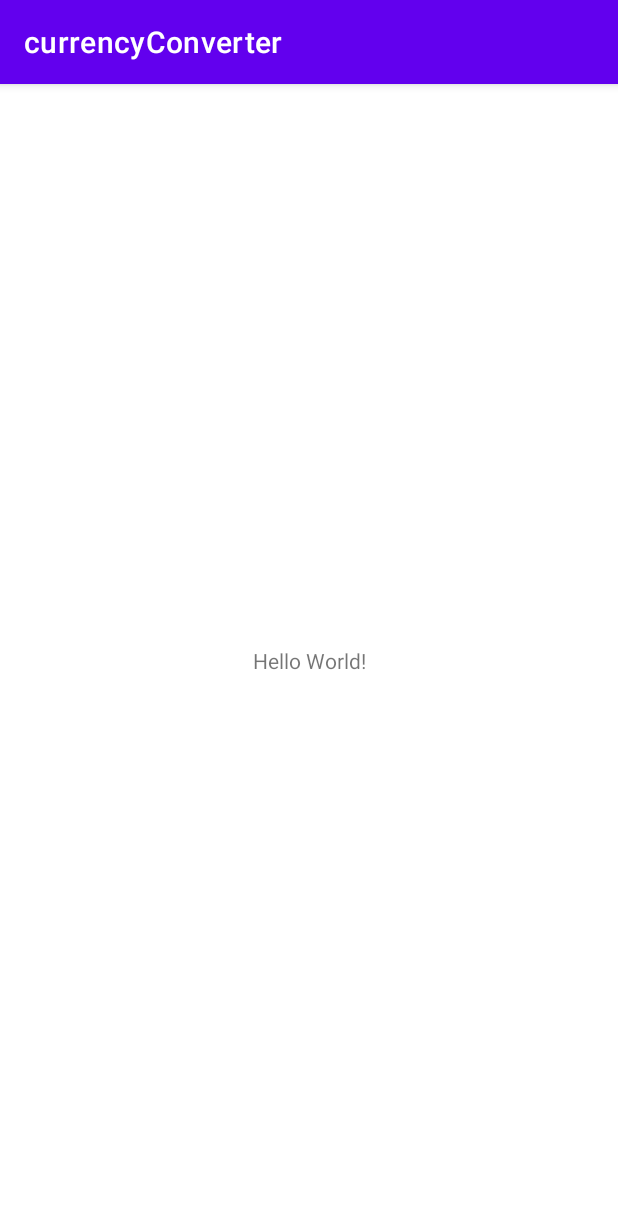
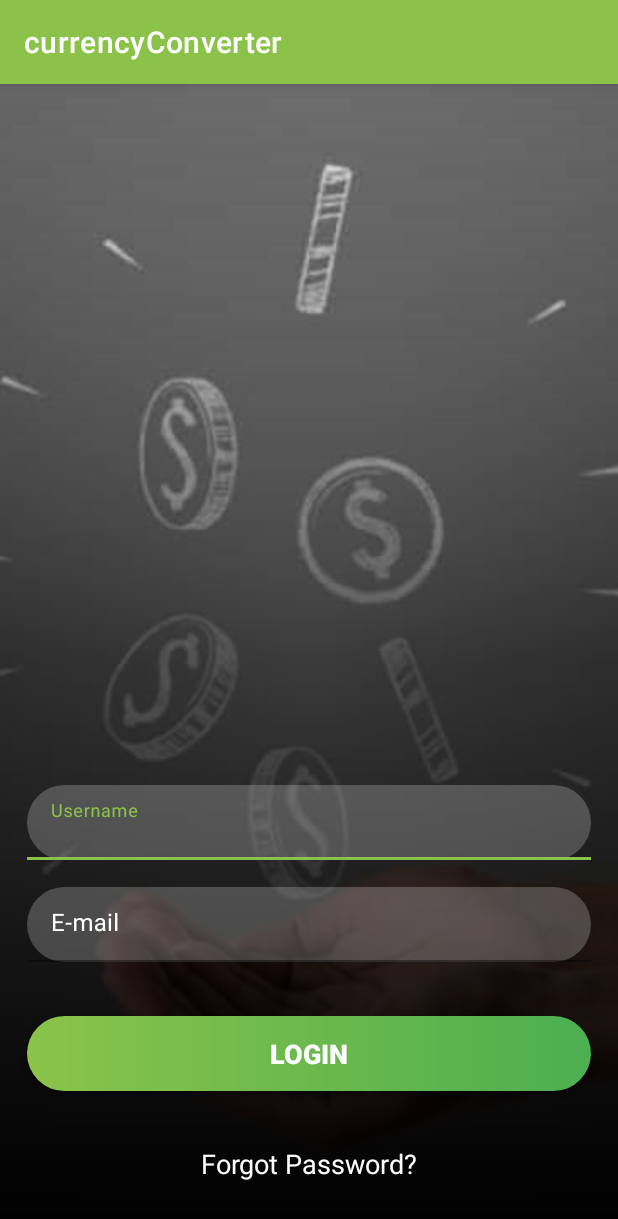
Before and after one commit to RNasserB/currencyConverter, an Android app: the screen it shows after launch (MainActivity), on a phone screen of 412 x 824 dp. Shown: the top 1219 px of the screen. Run offline under Robolectric (Android 15) with nearby library versions, the phone set to English and light mode, and no system bars.

Commit message:
Login Screen

```diff
--- a/app/src/main/java/com/rnasser/currencyconverter/MainActivity.kt
+++ b/app/src/main/java/com/rnasser/currencyconverter/MainActivity.kt
@@ -9,10 +9,4 @@ class MainActivity : AppCompatActivity() {
         setContentView(R.layout.activity_main)
     }
 
-    fun soma(num1: Int, num2: Int) {
-        var somei = num1 + num2
-        println(somei)
-    }
-
-
-}
+ }
--- /dev/null
+++ b/app/src/main/res/drawable/bg_button_normal.xml
@@ -0,0 +1,11 @@
+<?xml version="1.0" encoding="utf-8"?>
+<shape xmlns:android="http://schemas.android.com/apk/res/android"
+    android:shape="rectangle">
+
+    <gradient
+        android:angle="0"
+        android:endColor="#4CAF50"
+        android:startColor="#8BC34A"/>
+    <corners android:radius="50dp"/>
+
+</shape>
--- /dev/null
+++ b/app/src/main/res/drawable/bg_layer_gradient.xml
@@ -0,0 +1,10 @@
+<?xml version="1.0" encoding="utf-8"?>
+<shape xmlns:android="http://schemas.android.com/apk/res/android"
+    android:shape="rectangle">
+    <gradient
+        android:angle="90"
+        android:centerColor="#AA000000"
+        android:endColor="@android:color/transparent"
+        android:startColor="#FF000000" />
+
+</shape>
--- /dev/null
+++ b/app/src/main/res/drawable/bg_textinputlayout_normal.xml
@@ -0,0 +1,8 @@
+<?xml version="1.0" encoding="utf-8"?>
+<shape xmlns:android="http://schemas.android.com/apk/res/android"
+    android:shape="rectangle">
+
+    <solid android:color="#38FFFFFF"/>
+    <corners android:radius="50dp"/>
+
+</shape>
--- a/app/src/main/res/layout/activity_main.xml
+++ b/app/src/main/res/layout/activity_main.xml
@@ -6,13 +6,95 @@
     android:layout_height="match_parent"
     tools:context=".MainActivity">
 
-    <TextView
-        android:layout_width="wrap_content"
+    <androidx.appcompat.widget.AppCompatImageView
+        android:layout_width="match_parent"
+        android:layout_height="match_parent"
+        android:scaleType="centerCrop"
+        android:src="@drawable/currency_image" />
+
+    <View
+        android:layout_width="match_parent"
+        android:layout_height="match_parent"
+        android:background="@drawable/bg_layer_gradient" />
+
+    <androidx.core.widget.NestedScrollView
+        android:layout_width="match_parent"
         android:layout_height="wrap_content"
-        android:text="Hello World!"
-        app:layout_constraintBottom_toBottomOf="parent"
-        app:layout_constraintLeft_toLeftOf="parent"
-        app:layout_constraintRight_toRightOf="parent"
-        app:layout_constraintTop_toTopOf="parent" />
+        app:layout_constraintBottom_toBottomOf="parent">
+
+        <androidx.constraintlayout.widget.ConstraintLayout
+            android:layout_width="match_parent"
+            android:layout_height="wrap_content">
+
+            <com.google.android.material.textfield.TextInputLayout
+                android:id="@+id/edit_text_username"
+                android:layout_width="match_parent"
+                android:layout_height="50dp"
+                android:layout_marginStart="18dp"
+                android:layout_marginEnd="18dp"
+                android:layout_marginBottom="18dp"
+                android:hint="@string/username"
+                android:imeOptions="actionDone"
+                android:textColorHint="@color/white"
+                app:layout_constraintBottom_toTopOf="@id/edit_text_email">
+
+                <com.google.android.material.textfield.TextInputEditText
+                    android:layout_width="match_parent"
+                    android:layout_height="wrap_content"
+                    android:background="@drawable/bg_textinputlayout_normal"
+                    android:inputType="text"
+                    android:textColor="@color/white" />
+
+            </com.google.android.material.textfield.TextInputLayout>
+
+            <com.google.android.material.textfield.TextInputLayout
+                android:id="@+id/edit_text_email"
+                android:layout_width="match_parent"
+                android:layout_height="50dp"
+                android:layout_marginStart="18dp"
+                android:layout_marginEnd="18dp"
+                android:layout_marginBottom="36dp"
+                android:hint="@string/e_mail"
+                android:imeOptions="actionDone"
+                android:textColorHint="@color/white"
+                app:layout_constraintBottom_toTopOf="@id/btn_login">
+
+                <com.google.android.material.textfield.TextInputEditText
+                    android:layout_width="match_parent"
+                    android:layout_height="wrap_content"
+                    android:background="@drawable/bg_textinputlayout_normal"
+                    android:inputType="textEmailAddress"
+                    android:textColor="@color/white" />
+
+            </com.google.android.material.textfield.TextInputLayout>
+
+
+            <androidx.appcompat.widget.AppCompatButton
+                android:id="@+id/btn_login"
+                android:layout_width="match_parent"
+                android:layout_height="50dp"
+                android:layout_marginStart="18dp"
+                android:layout_marginEnd="18dp"
+                android:layout_marginBottom="36dp"
+                android:background="@drawable/bg_button_normal"
+                android:text="@string/login"
+                android:textColor="@color/white"
+                android:textSize="18sp"
+                android:textStyle="bold"
+                app:layout_constraintBottom_toTopOf="@id/txt_forgot_password" />
+
+            <androidx.appcompat.widget.AppCompatTextView
+                android:id="@+id/txt_forgot_password"
+                android:layout_width="match_parent"
+                android:layout_height="wrap_content"
+                android:layout_marginBottom="36dp"
+                android:text="Forgot Password?"
+                android:textAlignment="center"
+                android:textColor="@color/white"
+                android:textSize="18sp"
+                app:layout_constraintBottom_toBottomOf="parent" />
+
+        </androidx.constraintlayout.widget.ConstraintLayout>
+    </androidx.core.widget.NestedScrollView>
 
 </androidx.constraintlayout.widget.ConstraintLayout>
--- a/app/src/main/res/values/colors.xml
+++ b/app/src/main/res/values/colors.xml
@@ -7,4 +7,6 @@
     <color name="teal_700">#FF018786</color>
     <color name="black">#FF000000</color>
     <color name="white">#FFFFFFFF</color>
+    <color name="dark_green">#4CAF50</color>
+    <color name="light_green">#8BC34A</color>
 </resources>
--- a/app/src/main/res/values/strings.xml
+++ b/app/src/main/res/values/strings.xml
@@ -1,3 +1,6 @@
 <resources>
     <string name="app_name">currencyConverter</string>
+    <string name="e_mail">E-mail</string>
+    <string name="login">Login</string>
+    <string name="username">Username</string>
 </resources>
--- a/app/src/main/res/values/themes.xml
+++ b/app/src/main/res/values/themes.xml
@@ -2,8 +2,8 @@
     <!-- Base application theme. -->
     <style name="Theme.CurrencyConverter" parent="Theme.MaterialComponents.DayNight.DarkActionBar">
         <!-- Primary brand color. -->
-        <item name="colorPrimary">@color/purple_500</item>
-        <item name="colorPrimaryVariant">@color/purple_700</item>
+        <item name="colorPrimary">@color/light_green</item>
+        <item name="colorPrimaryVariant">@color/dark_green</item>
         <item name="colorOnPrimary">@color/white</item>
         <!-- Secondary brand color. -->
         <item name="colorSecondary">@color/teal_200</item>
```
Also changed, not shown: app/src/main/res/drawable/currency_image.jpeg (added), app/src/main/res/drawable/currency_splash_logo.png (added).
